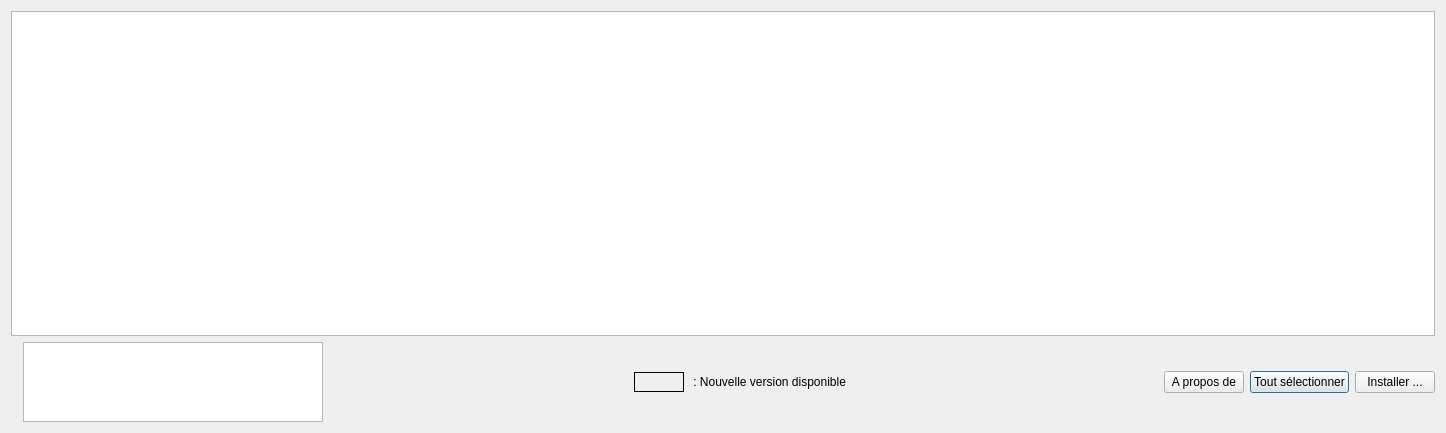
Old version of the form installer.ui in the repository IGNF/installateur-qgis.
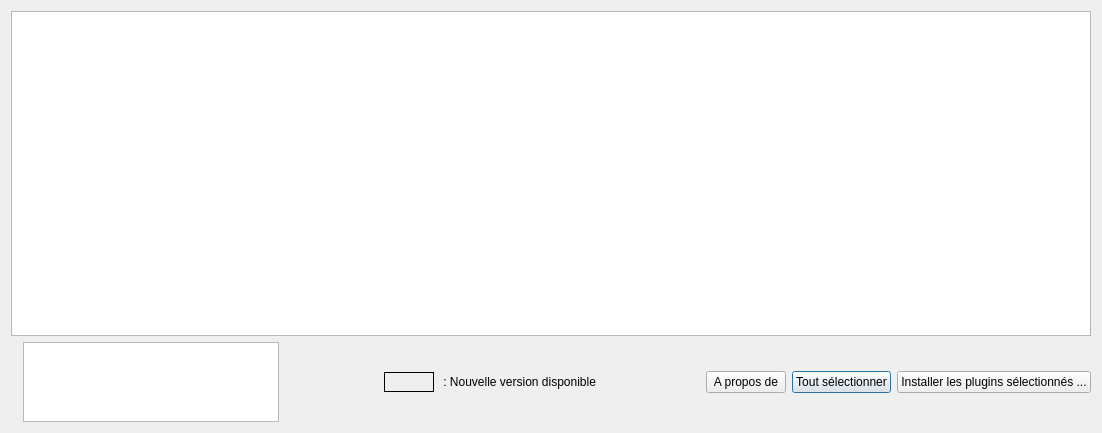
New version of the form.

Commit message: plugin a installer sélectionnés par défaut

Patch:
```diff
--- a/installer.ui
+++ b/installer.ui
@@ -6,7 +6,7 @@
    <rect>
     <x>0</x>
     <y>0</y>
-    <width>1446</width>
+    <width>1102</width>
     <height>433</height>
    </rect>
   </property>
@@ -95,12 +95,12 @@
       <widget class="QPushButton" name="pushButton_installer">
        <property name="maximumSize">
         <size>
-         <width>100</width>
+         <width>250</width>
          <height>16777215</height>
         </size>
        </property>
        <property name="text">
-        <string>Installer ...</string>
+        <string>Installer les plugins sélectionnés ...</string>
        </property>
       </widget>
      </item>
```
The commit also changes 8 other files.
